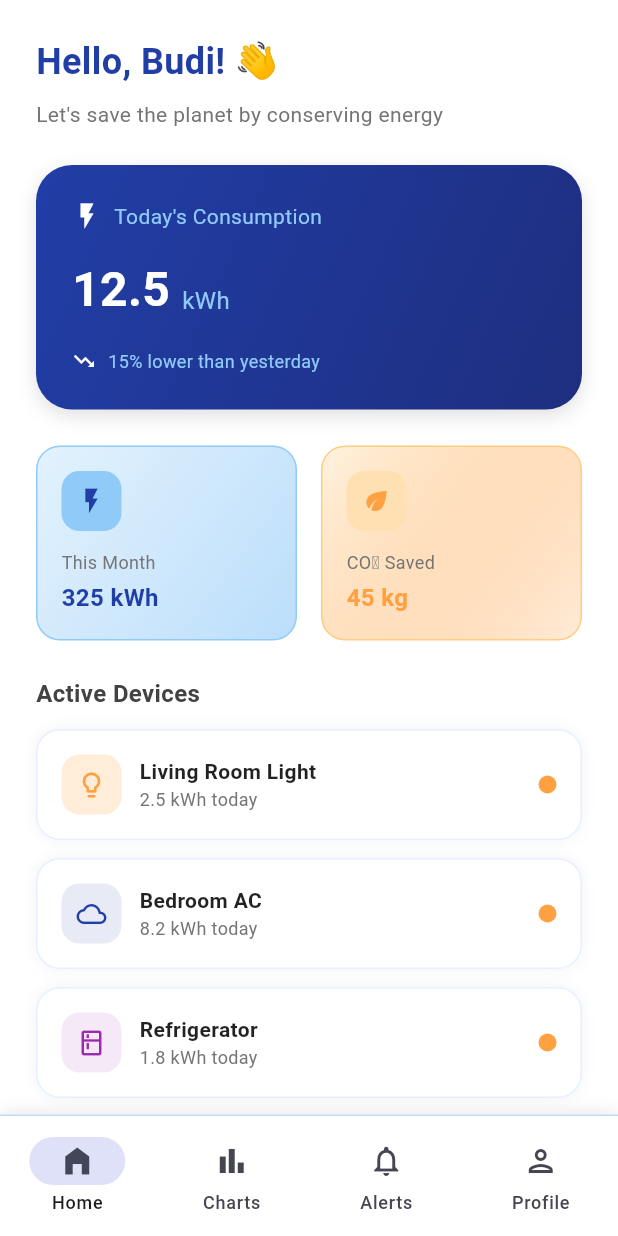
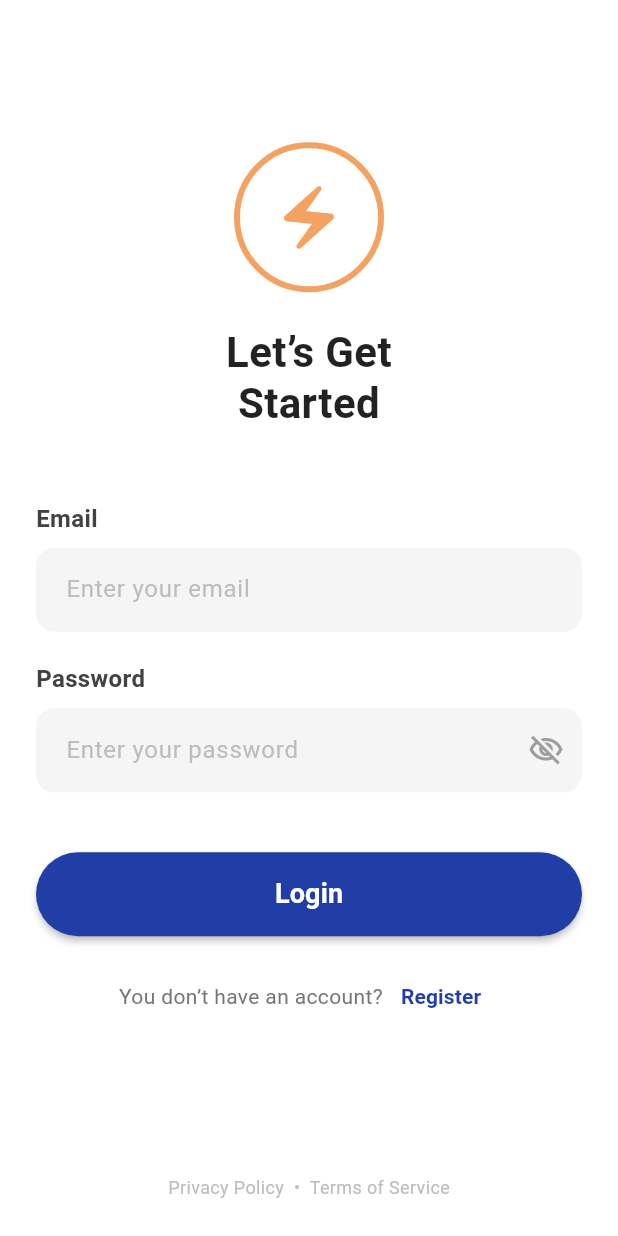
Before and after one commit to Cloud-Computer-Project/UI-Access-Component, a Flutter app: the screen it shows after launch, on a phone screen of 412 x 824 dp. Run offline on Flutter 3.47's test engine with Material 3 defaults, Android fonts, the phone set to English and light mode, and no system bars.

Commit message:
add login screen

```diff
--- a/lib/main.dart
+++ b/lib/main.dart
@@ -1,4 +1,5 @@
 import 'package:flutter/material.dart';
+import 'package:software_eng/screens/login_screen.dart';
 import 'screens/home_screen.dart';
 import 'screens/charts_screen.dart';
 import 'screens/alerts_screen.dart';
@@ -22,7 +23,7 @@ class EnergyMonitoringApp extends StatelessWidget {
           brightness: Brightness.light,
         ),
       ),
-      home: const MainNavigation(),
+      home: const LoginScreen(),
       debugShowCheckedModeBanner: false,
     );
   }
--- /dev/null
+++ b/lib/screens/login_screen.dart
@@ -0,0 +1,242 @@
+import 'package:flutter/material.dart';
+import '../main.dart'; // MainNavigation'a erişmek için import ediyoruz
+
+class LoginScreen extends StatefulWidget {
+  const LoginScreen({super.key});
+
+  @override
+  State<LoginScreen> createState() => _LoginScreenState();
+}
+
+class _LoginScreenState extends State<LoginScreen> {
+  // Input verilerini kontrol etmek için controller'lar
+  final TextEditingController _emailController = TextEditingController();
+  final TextEditingController _passwordController = TextEditingController();
+
+  // Şifre gizle/göster durumu (opsiyonel ama kullanışlı)
+  bool _isObscure = true;
+
+  @override
+  void dispose() {
+    _emailController.dispose();
+    _passwordController.dispose();
+    super.dispose();
+  }
+
+  // Giriş yapma fonksiyonu
+  void _handleLogin() {
+    // Burada normalde backend isteği atılır.
+    // Şimdilik sadece alanlar dolu mu diye bakıp geçiş yapıyoruz.
+    if (_emailController.text.isNotEmpty && _passwordController.text.isNotEmpty) {
+
+      // Başarılı giriş simülasyonu -> Ana Sayfaya Yönlendirme
+      // pushReplacement kullanıyoruz ki kullanıcı 'Geri' tuşuna basınca tekrar login'e dönmesin.
+      Navigator.pushReplacement(
+        context,
+        MaterialPageRoute(builder: (context) => const MainNavigation()),
+      );
+    } else {
+      // Uyarı göster
+      ScaffoldMessenger.of(context).showSnackBar(
+        const SnackBar(
+          content: Text('Lütfen email ve şifre giriniz'),
+          backgroundColor: Colors.redAccent,
+        ),
+      );
+    }
+  }
+
+  @override
+  Widget build(BuildContext context) {
+    return Scaffold(
+      backgroundColor: Colors.white,
+      body: SafeArea(
+        child: SingleChildScrollView(
+          padding: const EdgeInsets.symmetric(horizontal: 24.0),
+          child: SizedBox(
+            height: MediaQuery.of(context).size.height - MediaQuery.of(context).padding.top,
+            child: Column(
+              crossAxisAlignment: CrossAxisAlignment.center,
+              children: [
+                const Spacer(flex: 2),
+
+                // --- LOGO ALANI ---
+                // Görseldeki logoyu simüle eden tasarım
+                Container(
+                  width: 100,
+                  height: 100,
+                  decoration: BoxDecoration(
+                    shape: BoxShape.circle,
+                    border: Border.all(
+                      color: const Color(0xFFF4A261), // Turuncu renk
+                      width: 4,
+                    ),
+                  ),
+                  child: Center(
+                    child: Icon(
+                      Icons.electric_bolt_rounded, // Şimşek ikonu
+                      size: 50,
+                      color: const Color(0xFFF4A261),
+                    ),
+                  ),
+                ),
+
+                const SizedBox(height: 24),
+
+                // --- BAŞLIK ---
+                const Text(
+                  "Let’s Get\nStarted",
+                  textAlign: TextAlign.center,
+                  style: TextStyle(
+                    fontSize: 28,
+                    fontWeight: FontWeight.bold,
+                    color: Colors.black87,
+                    height: 1.2,
+                  ),
+                ),
+
+                const Spacer(flex: 1),
+
+                // --- EMAIL INPUT ---
+                Align(
+                  alignment: Alignment.centerLeft,
+                  child: Text(
+                    "Email",
+                    style: TextStyle(
+                      fontWeight: FontWeight.w600,
+                      fontSize: 16,
+                      color: Colors.grey[800],
+                    ),
+                  ),
+                ),
+                const SizedBox(height: 8),
+                TextField(
+                  controller: _emailController,
+                  keyboardType: TextInputType.emailAddress,
+                  decoration: InputDecoration(
+                    hintText: "Enter your email",
+                    hintStyle: TextStyle(color: Colors.grey[400]),
+                    filled: true,
+                    fillColor: Colors.grey[100], // Hafif gri arka plan
+                    border: OutlineInputBorder(
+                      borderRadius: BorderRadius.circular(12),
+                      borderSide: BorderSide.none,
+                    ),
+                    contentPadding: const EdgeInsets.symmetric(horizontal: 16, vertical: 16),
+                  ),
+                ),
+
+                const SizedBox(height: 20),
+
+                // --- PASSWORD INPUT ---
+                Align(
+                  alignment: Alignment.centerLeft,
+                  child: Text(
+                    "Password",
+                    style: TextStyle(
+                      fontWeight: FontWeight.w600,
+                      fontSize: 16,
+                      color: Colors.grey[800],
+                    ),
+                  ),
+                ),
+                const SizedBox(height: 8),
+                TextField(
+                  controller: _passwordController,
+                  obscureText: _isObscure,
+                  decoration: InputDecoration(
+                    hintText: "Enter your password",
+                    hintStyle: TextStyle(color: Colors.grey[400]),
+                    filled: true,
+                    fillColor: Colors.grey[100],
+                    border: OutlineInputBorder(
+                      borderRadius: BorderRadius.circular(12),
+                      borderSide: BorderSide.none,
+                    ),
+                    contentPadding: const EdgeInsets.symmetric(horizontal: 16, vertical: 16),
+                    suffixIcon: IconButton(
+                      icon: Icon(
+                        _isObscure ? Icons.visibility_off_outlined : Icons.visibility_outlined,
+                        color: Colors.grey,
+                      ),
+                      onPressed: () {
+                        setState(() {
+                          _isObscure = !_isObscure;
+                        });
+                      },
+                    ),
+                  ),
+                ),
+
+                const SizedBox(height: 40),
+
+                // --- LOGIN BUTTON ---
+                SizedBox(
+                  width: double.infinity,
+                  height: 56,
+                  child: ElevatedButton(
+                    onPressed: _handleLogin,
+                    style: ElevatedButton.styleFrom(
+                      backgroundColor: const Color(0xFF213EA7), // Proje ana rengi
+                      foregroundColor: Colors.white,
+                      shape: RoundedRectangleBorder(
+                        borderRadius: BorderRadius.circular(30),
+                      ),
+                      elevation: 2,
+                    ),
+                    child: const Text(
+                      "Login",
+                      style: TextStyle(
+                        fontSize: 18,
+                        fontWeight: FontWeight.w600,
+                      ),
+                    ),
+                  ),
+                ),
+
+                const SizedBox(height: 16),
+
+                // --- REGISTER LINK ---
+                Row(
+                  mainAxisAlignment: MainAxisAlignment.center,
+                  children: [
+                    Text(
+                      "You don’t have an account?",
+                      style: TextStyle(color: Colors.grey[600]),
+                    ),
+                    TextButton(
+                      onPressed: () {
+                        // Register sayfasına gitme kodu buraya gelecek
+                      },
+                      child: const Text(
+                        "Register",
+                        style: TextStyle(
+                          color: Color(0xFF213EA7),
+                          fontWeight: FontWeight.bold,
+                        ),
+                      ),
+                    ),
+                  ],
+                ),
+
+                const Spacer(flex: 2),
+
+                // --- FOOTER ---
+                Padding(
+                  padding: const EdgeInsets.only(bottom: 24.0),
+                  child: Text(
+                    "Privacy Policy  •  Terms of Service",
+                    style: TextStyle(
+                      color: Colors.grey[400],
+                      fontSize: 12,
+                    ),
+                  ),
+                ),
+              ],
+            ),
+          ),
+        ),
+      ),
+    );
+  }
+}
```
